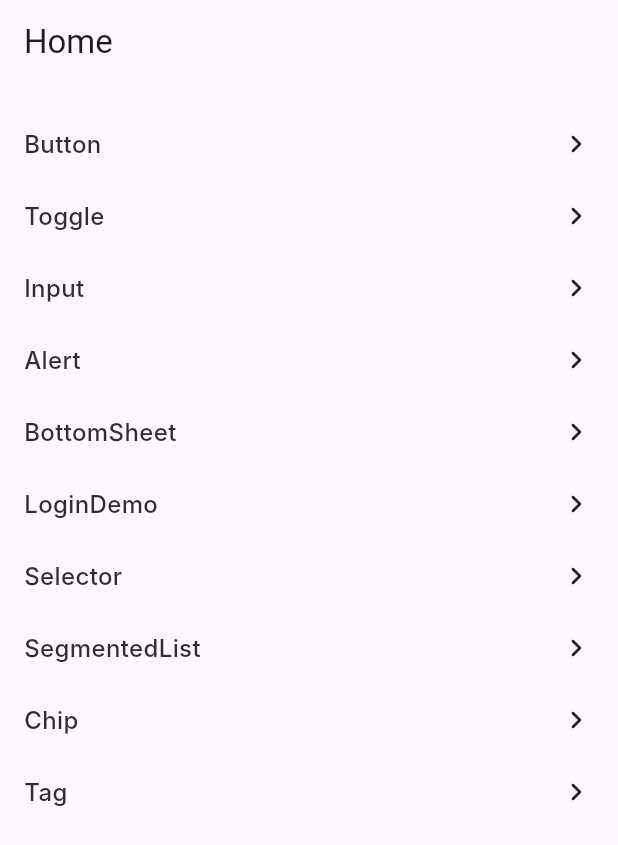
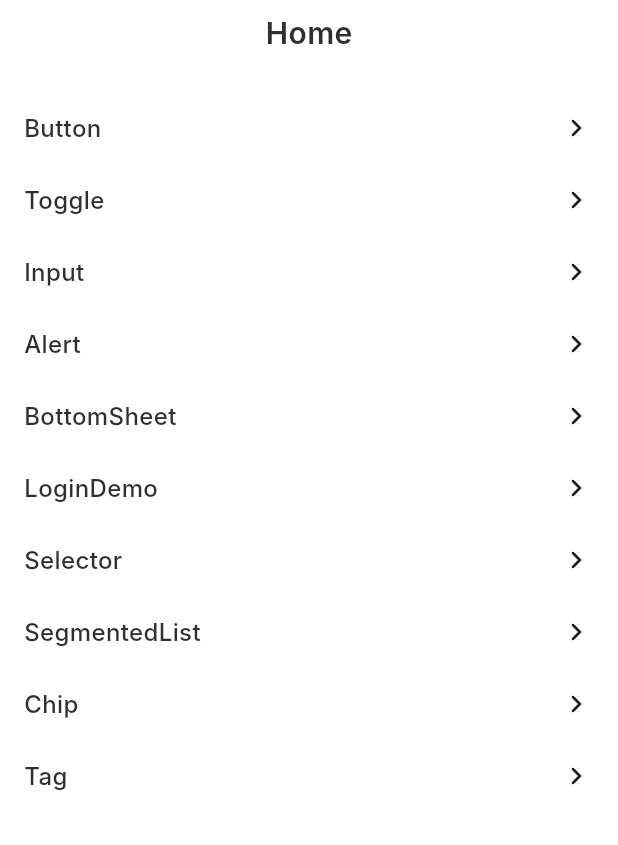
Before and after one commit to ShoshiDeveloper/shoshi_ui, a Flutter app: the screen it shows after launch, on a phone screen of 412 x 824 dp. Shown: the top 845 px of the screen. Run offline on Flutter 3.47's test engine with Material 3 defaults, Android fonts, the phone set to English and light mode, and no system bars; our stand-ins replace flutter_svg, skeletonizer; Roboto replaces fonts that are missing (Inter).

Commit message:
fix: small changes

```diff
--- a/example/lib/main.dart
+++ b/example/lib/main.dart
@@ -58,11 +58,9 @@ class _HomePageState extends State<HomePage> {
 
   @override
   Widget build(BuildContext context) {
-    return Scaffold(
-      appBar: AppBar(title: Text('Home')),
-      body: Padding(
-        padding: EdgeInsetsGeometry.all(16),
-        child: Column(
+    return SScaffold(
+      appBar: SAppBar(title: 'Home'),
+      body: Column(
         children: pages.entries
             .map(
               (final e) => GestureDetector(
@@ -86,7 +84,6 @@ class _HomePageState extends State<HomePage> {
             )
             .toList(),
       ),
-      ),
     );
   }
 }
--- a/lib/src/widgets/app_bar/app_bar.dart
+++ b/lib/src/widgets/app_bar/app_bar.dart
@@ -22,6 +22,7 @@ class SAppBar extends StatelessWidget implements PreferredSizeWidget {
         padding: EdgeInsets.symmetric(vertical: 8, horizontal: 16),
         color: context.theme.bgColors.primary,
         child: Row(
+          spacing: SSpacings.s08,
           mainAxisAlignment: MainAxisAlignment.spaceBetween,
           children: [
             Container(
```
Lines whose indentation alone changed are shown as unchanged.
